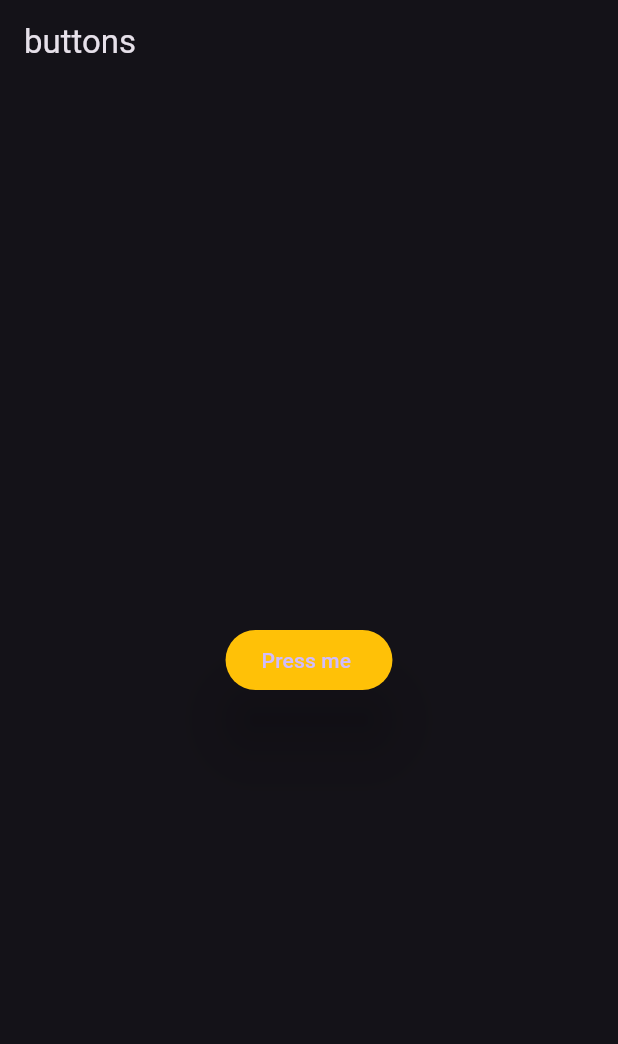
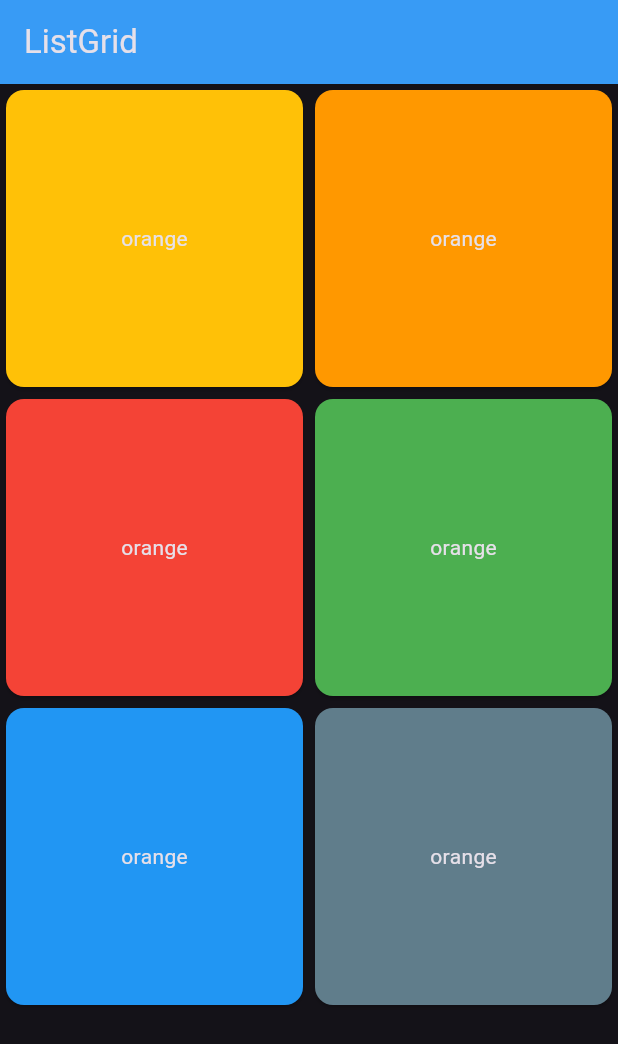
Before and after one commit to RamanKumar00/Learn-With-Me, a Flutter app: the screen it shows after launch, on a phone screen of 412 x 824 dp. Shown: the top 1044 px of the screen. Run offline on Flutter 3.47's test engine with Material 3 defaults, Android fonts, the phone set to English and light mode, and no system bars.

Commit message:
learn about list view and grid view and how they differ from each other and also use it statics and dynamic

```diff
--- /dev/null
+++ b/container_and_sizedbox/lib/list_grid.dart
@@ -0,0 +1,74 @@
+import 'package:container_and_sizedbox/widgets/container_sized.dart';
+import 'package:flutter/material.dart';
+
+class ListGrid extends StatefulWidget {
+  const ListGrid({super.key});
+
+  @override
+  State<ListGrid> createState() => _ListGridState();
+}
+
+class _ListGridState extends State<ListGrid> {
+  List<String> eat = ["Orange", "Mango", "Apple", "Banana"];
+  Map fruits_person = {
+    'fruits': ['Orange', 'Grapes', 'Mango', 'Guava', 'Papaya'],
+    'names': ['Karan', 'Ashish', 'Raman', 'Rahul', 'Aanokhi'],
+  };
+  @override
+  Widget build(BuildContext context) {
+    return Scaffold(
+      appBar: AppBar(
+        title: Text("ListGrid"),
+        backgroundColor: Colors.blue,
+        elevation: 10,
+      ),
+      body: Container(
+        // child: ListView.builder(
+        //   itemCount: fruits_person['fruits']!.length,
+        //   itemBuilder: (context, index) {
+        //     return Card(
+        //       child: ListTile(
+        //         onTap: () {
+        //           print(Text(fruits_person['fruits'][index]));
+        //         },
+        //         leading: Icon(Icons.person),
+        //         title: Text(fruits_person['fruits'][index]),
+        //         subtitle: Text(fruits_person['names'][index]),
+        //       ),
+        //     );
+        //   },
+        child: GridView(
+          gridDelegate: SliverGridDelegateWithFixedCrossAxisCount(
+            crossAxisCount: 2,
+          ),
+          children: [
+            Card(
+              child: Center(child: Text('orange')),
+              color: Colors.amber,
+            ),
+            Card(
+              child: Center(child: Text('orange')),
+              color: Colors.orange,
+            ),
+            Card(
+              child: Center(child: Text('orange')),
+              color: Colors.red,
+            ),
+            Card(
+              child: Center(child: Text('orange')),
+              color: Colors.green,
+            ),
+            Card(
+              child: Center(child: Text('orange')),
+              color: Colors.blue,
+            ),
+            Card(
+              child: Center(child: Text('orange')),
+              color: Colors.blueGrey,
+            ),
+          ],
+        ),
+      ),
+    );
+  }
+}
--- a/container_and_sizedbox/lib/main.dart
+++ b/container_and_sizedbox/lib/main.dart
@@ -1,4 +1,5 @@
- import 'package:container_and_sizedbox/widgets/buttons.dart';
+import 'package:container_and_sizedbox/list_grid.dart';
+import 'package:container_and_sizedbox/widgets/buttons.dart';
 // import 'package:container_and_sizedbox/widgets/row_and_column.dart';
 import 'package:flutter/material.dart';
 
@@ -15,7 +16,7 @@ class MyApp extends StatelessWidget {
         brightness: Brightness.dark,
         primaryColor: Colors.deepPurple,
       ),
-      home: ButtonWidget(),
+      home: ListGrid(),
     );
   }
 }
```
